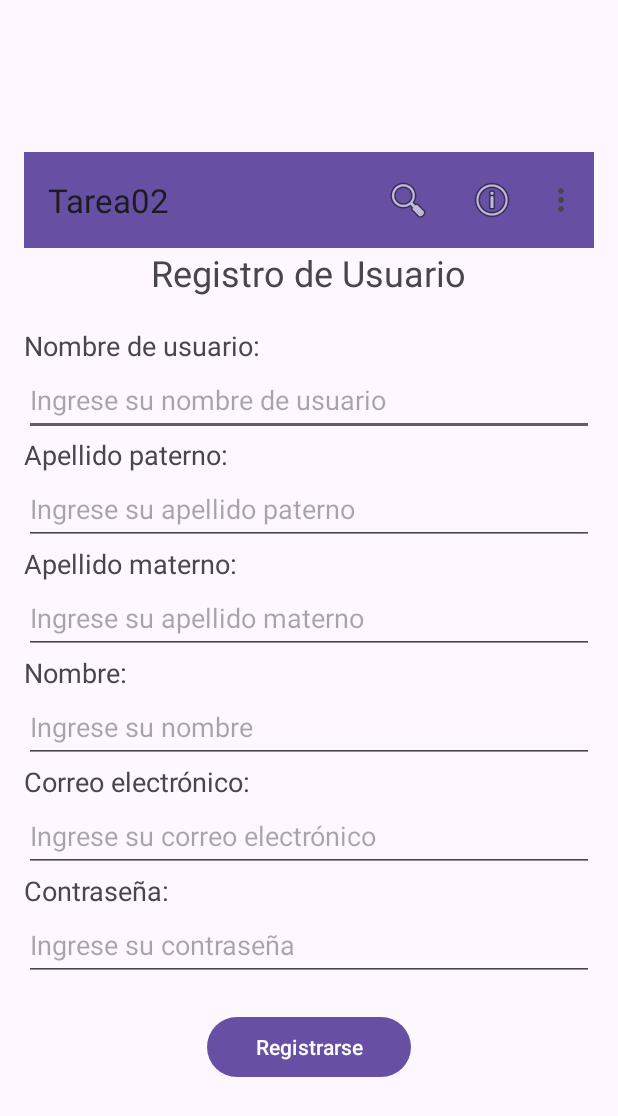
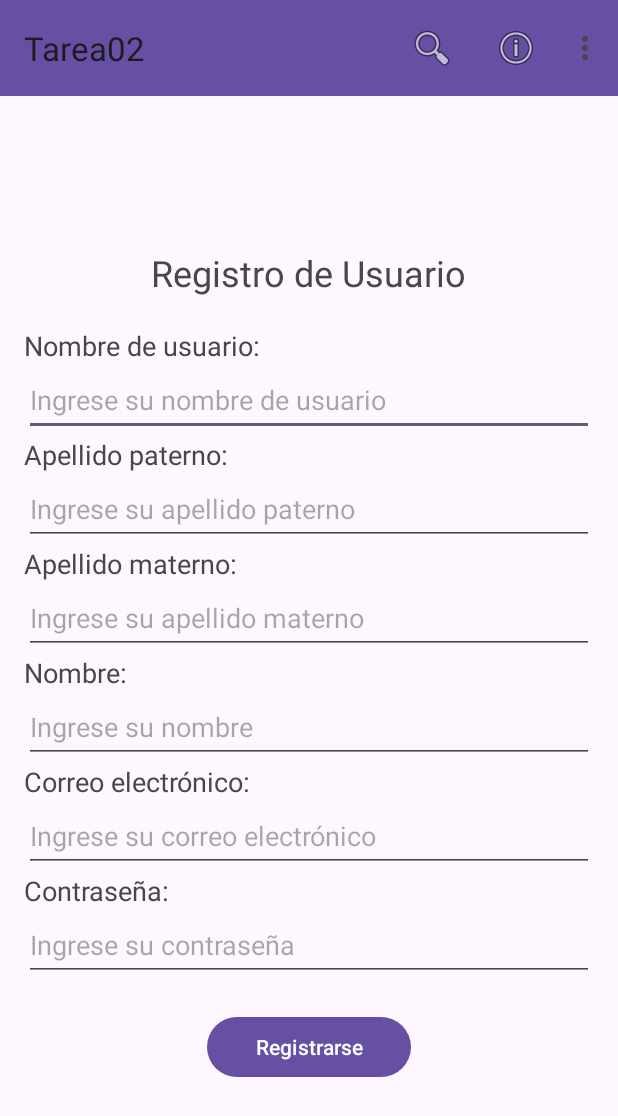
Before and after one commit to Artgnz/Tarea03PDM, an Android app: the screen it shows after launch (MainActivity), on a phone screen of 412 x 824 dp. Shown: the top 1116 px of the screen. Run offline under Robolectric (Android 15) with nearby library versions, the phone set to English and light mode, and no system bars.

Commit message:
Mueve tool bar

```diff
--- a/app/src/main/res/layout/activity_main.xml
+++ b/app/src/main/res/layout/activity_main.xml
@@ -1,8 +1,21 @@
 <?xml version="1.0" encoding="utf-8"?>
-<ScrollView xmlns:android="http://schemas.android.com/apk/res/android"
+<LinearLayout xmlns:android="http://schemas.android.com/apk/res/android"
+    xmlns:app="http://schemas.android.com/apk/res-auto"
     android:layout_width="match_parent"
     android:layout_height="match_parent"
-    xmlns:app="http://schemas.android.com/apk/res-auto"
+    android:orientation="vertical">
+
+    <androidx.appcompat.widget.Toolbar
+        android:id="@+id/toolbar"
+        android:layout_width="match_parent"
+        android:layout_height="wrap_content"
+        android:background="?attr/colorPrimary"
+        android:elevation="4dp"
+        app:popupTheme="@style/ThemeOverlay.AppCompat.Light"/>
+
+    <ScrollView
+        android:layout_width="match_parent"
+        android:layout_height="match_parent"
         android:fillViewport="true"
         android:scrollbarStyle="outsideOverlay"
         android:scrollbarSize="8dp"
@@ -15,13 +28,6 @@
             android:orientation="vertical"
             android:padding="16dp"
             android:gravity="center">
-        <androidx.appcompat.widget.Toolbar
-            android:id="@+id/toolbar"
-            android:layout_width="match_parent"
-            android:layout_height="wrap_content"
-            android:background="?attr/colorPrimary"
-            android:elevation="4dp"
-            app:popupTheme="@style/ThemeOverlay.AppCompat.Light"/>
 
             <TextView
                 android:layout_width="wrap_content"
@@ -130,3 +136,4 @@
                 android:paddingHorizontal="32dp"/>
         </LinearLayout>
     </ScrollView>
+</LinearLayout>
```
Lines whose indentation alone changed are shown as unchanged.
